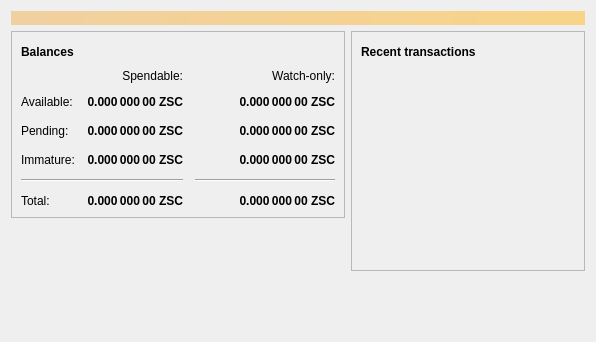
First picture: the form in src/qt/forms/overviewpage.ui, repository skullcoin-project/skullcoin, before the edit.
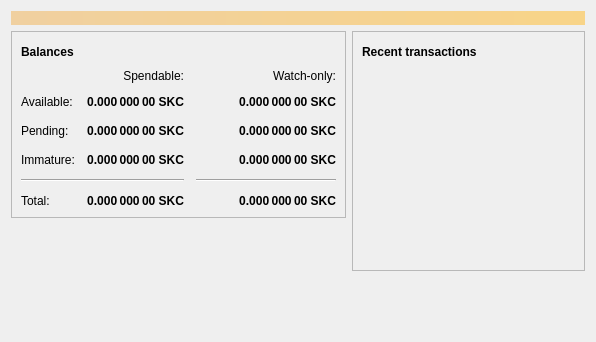
Second picture: the form after the edit. Icons and pictures are not drawn.

```diff
--- a/src/qt/forms/overviewpage.ui
+++ b/src/qt/forms/overviewpage.ui
@@ -129,7 +129,7 @@
                <string>Unconfirmed transactions to watch-only addresses</string>
               </property>
               <property name="text">
-               <string notr="true">0.000 000 00 ZSC</string>
+               <string notr="true">0.000 000 00 SKC</string>
               </property>
               <property name="alignment">
                <set>Qt::AlignRight|Qt::AlignTrailing|Qt::AlignVCenter</set>
@@ -154,7 +154,7 @@
                <string>Total of transactions that have yet to be confirmed, and do not yet count toward the spendable balance</string>
               </property>
               <property name="text">
-               <string notr="true">0.000 000 00 ZSC</string>
+               <string notr="true">0.000 000 00 SKC</string>
               </property>
               <property name="alignment">
                <set>Qt::AlignRight|Qt::AlignTrailing|Qt::AlignVCenter</set>
@@ -179,7 +179,7 @@
                <string>Mined balance in watch-only addresses that has not yet matured</string>
               </property>
               <property name="text">
-               <string notr="true">0.000 000 00 ZSC</string>
+               <string notr="true">0.000 000 00 SKC</string>
               </property>
               <property name="alignment">
                <set>Qt::AlignRight|Qt::AlignTrailing|Qt::AlignVCenter</set>
@@ -237,7 +237,7 @@
                <string>Mined balance that has not yet matured</string>
               </property>
               <property name="text">
-               <string notr="true">0.000 000 00 ZSC</string>
+               <string notr="true">0.000 000 00 SKC</string>
               </property>
               <property name="alignment">
                <set>Qt::AlignRight|Qt::AlignTrailing|Qt::AlignVCenter</set>
@@ -282,7 +282,7 @@
                <string>Your current total balance</string>
               </property>
               <property name="text">
-               <string notr="true">0.000 000 00 ZSC</string>
+               <string notr="true">0.000 000 00 SKC</string>
               </property>
               <property name="alignment">
                <set>Qt::AlignRight|Qt::AlignTrailing|Qt::AlignVCenter</set>
@@ -307,7 +307,7 @@
                <string>Current total balance in watch-only addresses</string>
               </property>
               <property name="text">
-               <string notr="true">0.000 000 00 ZSC</string>
+               <string notr="true">0.000 000 00 SKC</string>
               </property>
               <property name="alignment">
                <set>Qt::AlignRight|Qt::AlignTrailing|Qt::AlignVCenter</set>
@@ -349,7 +349,7 @@
                <string>Your current spendable balance</string>
               </property>
               <property name="text">
-               <string notr="true">0.000 000 00 ZSC</string>
+               <string notr="true">0.000 000 00 SKC</string>
               </property>
               <property name="alignment">
                <set>Qt::AlignRight|Qt::AlignTrailing|Qt::AlignVCenter</set>
@@ -374,7 +374,7 @@
                <string>Your current balance in watch-only addresses</string>
               </property>
               <property name="text">
-               <string notr="true">0.000 000 00 ZSC</string>
+               <string notr="true">0.000 000 00 SKC</string>
               </property>
               <property name="alignment">
                <set>Qt::AlignRight|Qt::AlignTrailing|Qt::AlignVCenter</set>
```
Left out of the diff: 4 changed lines with no effect on the pictures.
